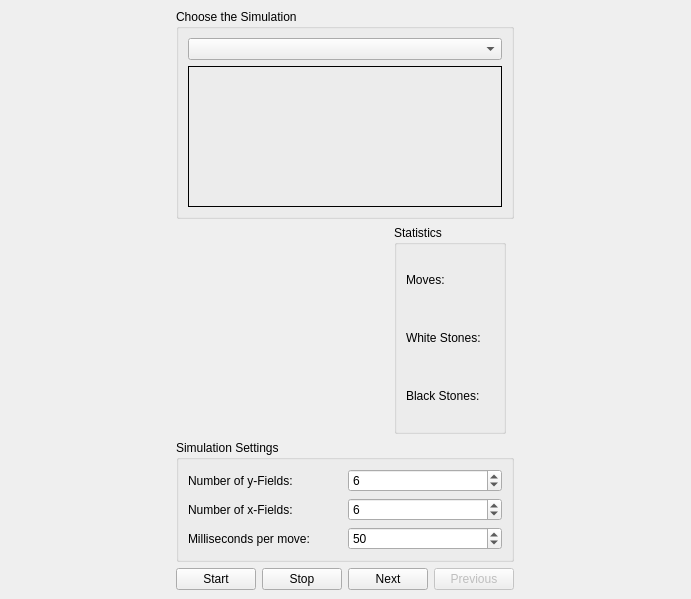
The window that simulations/gamecontrols.ui (KDE/kalzium) describes before a commit, drawn with Qt 5.
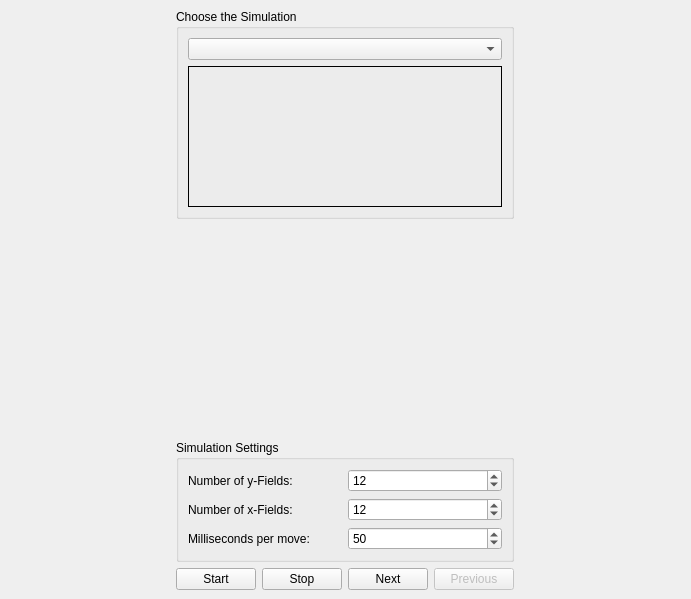
The same window after the commit. Custom widgets are drawn as their Qt base class.

The edit to the form file:
```diff
--- a/simulations/gamecontrols.ui
+++ b/simulations/gamecontrols.ui
@@ -140,101 +140,6 @@
        </property>
       </widget>
      </item>
-     <item>
-      <widget class="QGroupBox" name="groupBox" >
-       <property name="sizePolicy" >
-        <sizepolicy>
-         <hsizetype>4</hsizetype>
-         <vsizetype>1</vsizetype>
-         <horstretch>0</horstretch>
-         <verstretch>0</verstretch>
-        </sizepolicy>
-       </property>
-       <property name="title" >
-        <string>Statistics</string>
-       </property>
-       <layout class="QGridLayout" >
-        <property name="margin" >
-         <number>9</number>
-        </property>
-        <property name="spacing" >
-         <number>6</number>
-        </property>
-        <item row="2" column="0" >
-         <layout class="QHBoxLayout" >
-          <property name="margin" >
-           <number>0</number>
-          </property>
-          <property name="spacing" >
-           <number>6</number>
-          </property>
-          <item>
-           <widget class="QLabel" name="label_8" >
-            <property name="text" >
-             <string>Black Stones:</string>
-            </property>
-           </widget>
-          </item>
-          <item>
-           <widget class="QLabel" name="black" >
-            <property name="text" >
-             <string/>
-            </property>
-           </widget>
-          </item>
-         </layout>
-        </item>
-        <item row="1" column="0" >
-         <layout class="QHBoxLayout" >
-          <property name="margin" >
-           <number>0</number>
-          </property>
-          <property name="spacing" >
-           <number>6</number>
-          </property>
-          <item>
-           <widget class="QLabel" name="label_7" >
-            <property name="text" >
-             <string>White Stones:</string>
-            </property>
-           </widget>
-          </item>
-          <item>
-           <widget class="QLabel" name="white" >
-            <property name="text" >
-             <string/>
-            </property>
-           </widget>
-          </item>
-         </layout>
-        </item>
-        <item row="0" column="0" >
-         <layout class="QHBoxLayout" >
-          <property name="margin" >
-           <number>0</number>
-          </property>
-          <property name="spacing" >
-           <number>6</number>
-          </property>
-          <item>
-           <widget class="QLabel" name="label_6" >
-            <property name="text" >
-             <string>Moves:</string>
-            </property>
-           </widget>
-          </item>
-          <item>
-           <widget class="QLabel" name="moves" >
-            <property name="text" >
-             <string/>
-            </property>
-           </widget>
-          </item>
-         </layout>
-        </item>
-       </layout>
-      </widget>
-     </item>
     </layout>
    </item>
    <item row="3" column="0" >
@@ -340,7 +245,7 @@
            <number>2</number>
           </property>
           <property name="value" >
-           <number>6</number>
+           <number>12</number>
           </property>
          </widget>
         </item>
@@ -376,7 +281,7 @@
            <number>2</number>
           </property>
           <property name="value" >
-           <number>6</number>
+           <number>12</number>
           </property>
          </widget>
         </item>
```
